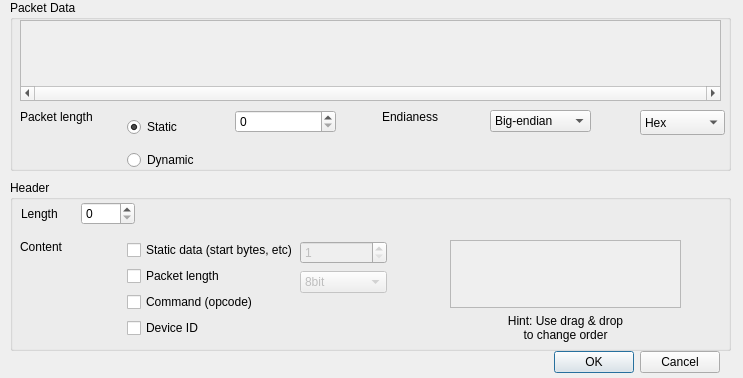
Before: the Qt Designer form src/LorrisAnalyzer/sourcedialog.ui in Tasssadar/Lorris, drawn with Qt 5.
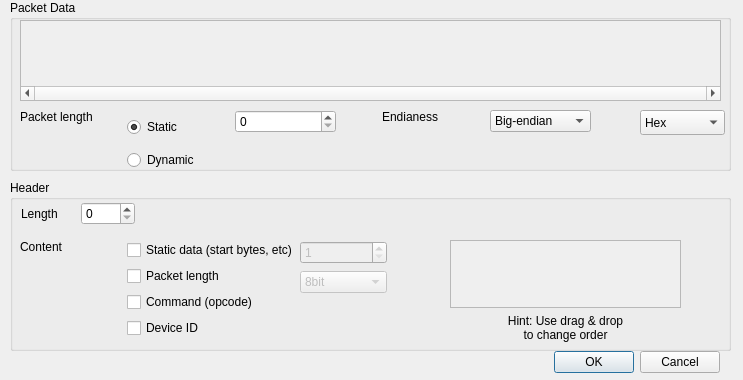
After: the same form once the commit is applied.

What changed in the file:
```diff
--- a/src/LorrisAnalyzer/sourcedialog.ui
+++ b/src/LorrisAnalyzer/sourcedialog.ui
@@ -7,7 +7,7 @@
     <x>0</x>
     <y>0</y>
     <width>743</width>
-    <height>378</height>
+    <height>380</height>
    </rect>
   </property>
   <property name="sizePolicy">
```
